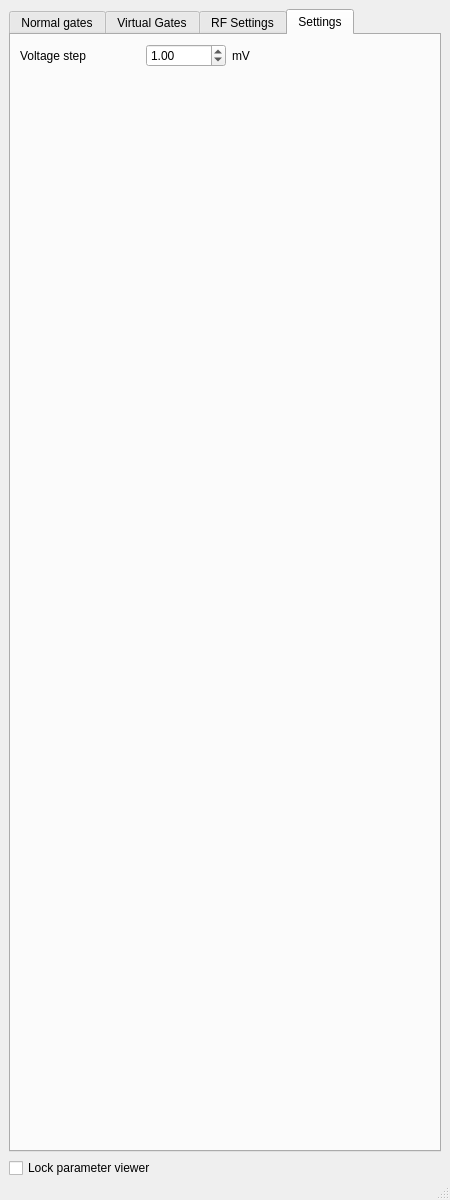
Qt form core_tools/GUI/param_viewer/param_viewer_GUI_window.ui (stephanlphilips/core_tools) before a commit.
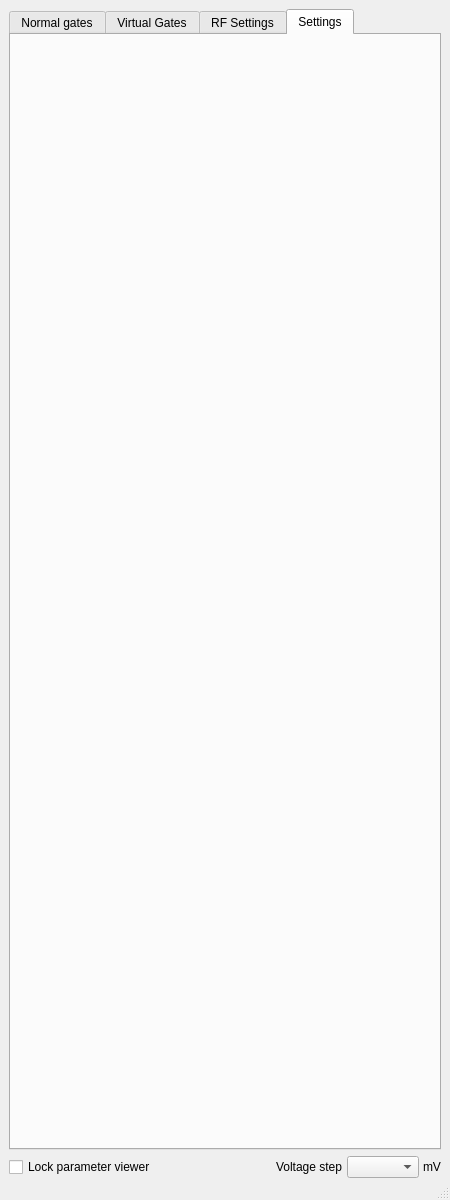
The same form after that commit. The open tabs and pages were chosen to show the change.

Commit message: Added step_size with fixed set of values to main layout

```diff
--- a/core_tools/GUI/param_viewer/param_viewer_GUI_window.ui
+++ b/core_tools/GUI/param_viewer/param_viewer_GUI_window.ui
@@ -110,25 +110,26 @@
         <string>Settings</string>
        </attribute>
        <layout class="QGridLayout" name="gridLayout_3">
-        <item row="0" column="0">
-         <layout class="QGridLayout" name="gridLayout_2">
-          <item row="0" column="1">
-           <widget class="QDoubleSpinBox" name="step_size">
-            <property name="minimumSize">
-             <size>
-              <width>80</width>
-              <height>0</height>
-             </size>
-            </property>
-            <property name="maximum">
-             <double>100.000000000000000</double>
-            </property>
-            <property name="value">
-             <double>1.000000000000000</double>
+       </layout>
+      </widget>
+     </widget>
+    </item>
+    <item row="1" column="0">
+     <layout class="QHBoxLayout" name="horizontalLayout_2">
+      <property name="spacing">
+       <number>4</number>
+      </property>
+	  <property name="bottomMargin">
+	   <number>0</number>
+	  </property>
+	  <item>
+	   <widget class="QCheckBox" name="lock">
+		<property name="text">
+		 <string>Lock parameter viewer</string>
             </property>
            </widget>
           </item>
-          <item row="0" column="3">
+      <item>
            <spacer name="horizontalSpacer">
             <property name="orientation">
              <enum>Qt::Horizontal</enum>
@@ -141,73 +142,28 @@
             </property>
            </spacer>
           </item>
-          <item row="0" column="0">
+      <item>
            <widget class="QLabel" name="label">
-            <property name="sizePolicy">
-             <sizepolicy hsizetype="Preferred" vsizetype="Preferred">
-              <horstretch>0</horstretch>
-              <verstretch>0</verstretch>
-             </sizepolicy>
-            </property>
-            <property name="minimumSize">
-             <size>
-              <width>120</width>
-              <height>0</height>
-             </size>
-            </property>
-            <property name="baseSize">
-             <size>
-              <width>0</width>
-              <height>0</height>
-             </size>
-            </property>
             <property name="text">
              <string>Voltage step</string>
             </property>
            </widget>
           </item>
-          <item row="0" column="2">
+      <item>
+        <widget class="QComboBox" name="step_size">
+         <property name="enabled">
+          <bool>true</bool>
+         </property>
+        </widget>
+      </item>
+      <item>
            <widget class="QLabel" name="label_2">
             <property name="text">
              <string>mV</string>
             </property>
            </widget>
           </item>
-          <item row="1" column="2">
-           <spacer name="verticalSpacer">
-            <property name="orientation">
-             <enum>Qt::Vertical</enum>
-            </property>
-            <property name="sizeHint" stdset="0">
-             <size>
-              <width>20</width>
-              <height>40</height>
-             </size>
-            </property>
-           </spacer>
-          </item>
-         </layout>
-        </item>
-       </layout>
-      </widget>
-     </widget>
-    </item>
-    <item row="1" column="0">
-     <layout class="QHBoxLayout" name="horizontalLayout_2">
-      <property name="spacing">
-       <number>0</number>
-      </property>
-	  <property name="bottomMargin">
-	   <number>0</number>
-	  </property>
-	  <item>
-	   <widget class="QCheckBox" name="lock">
-		<property name="text">
-		 <string>Lock parameter viewer</string>
-		</property>
-	   </widget>
-	  </item>
-     </layout>	
+     </layout>
     </item>
    </layout>
   </widget>
```
Lines whose indentation alone changed are shown as unchanged. The commit also changes 2 other files.
